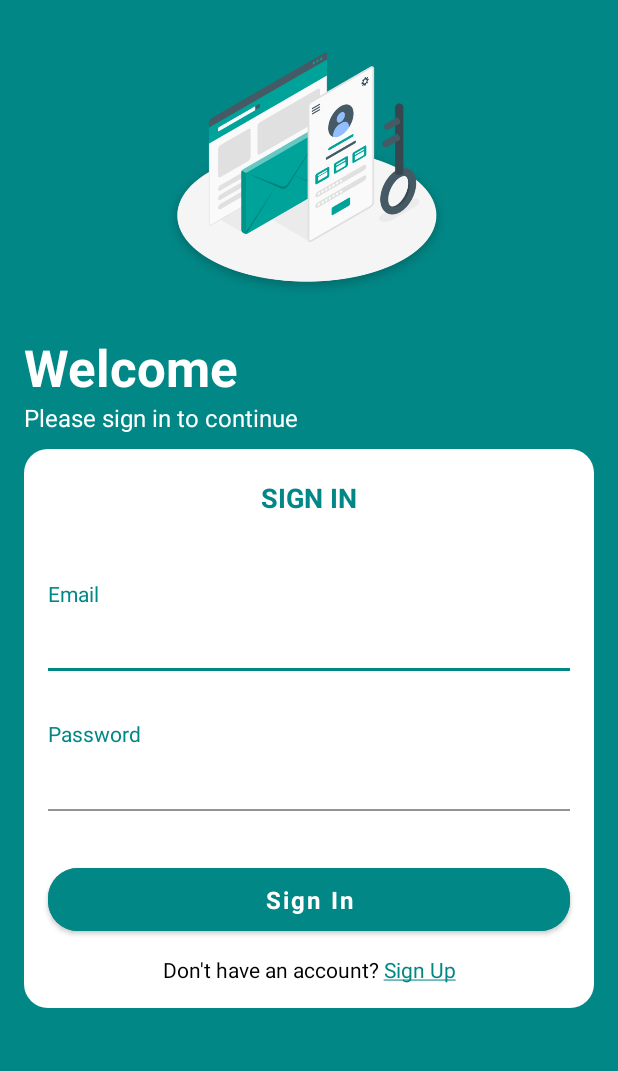
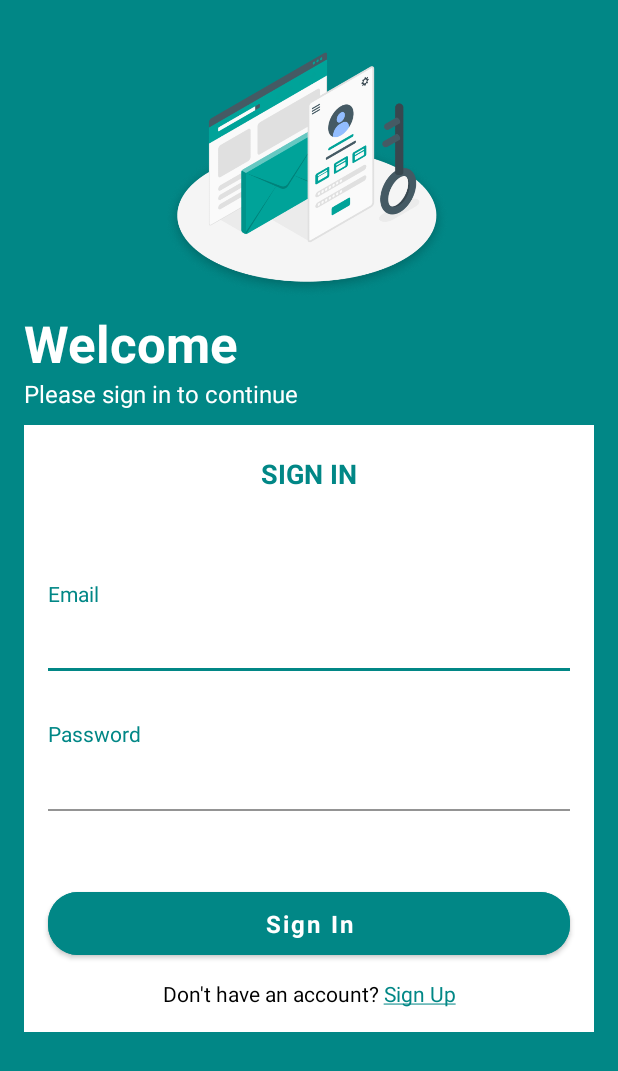
Before and after one commit to kuSaku-Bangkit-Academy-2024/mobile, an Android app: the screen it shows after launch (LoginActivity), on a phone screen of 412 x 824 dp. Shown: the top 1071 px of the screen. Run offline under Robolectric (Android 15) with nearby library versions, the phone set to English and light mode, and no system bars.

Commit message:
update ui login

```diff
--- a/app/src/main/res/layout/activity_login.xml
+++ b/app/src/main/res/layout/activity_login.xml
@@ -27,7 +27,6 @@
         android:layout_height="wrap_content"
         android:layout_marginStart="@dimen/activity_horizontal_margin"
         android:layout_marginEnd="@dimen/activity_horizontal_margin"
-        android:layout_marginTop="@dimen/activity_vertical_margin"
         android:text="@string/welcome"
         android:textColor="@color/white"
         android:textStyle="bold"
@@ -56,7 +55,7 @@
         android:layout_marginEnd="@dimen/activity_horizontal_margin"
         android:orientation="vertical"
         android:paddingTop="10dp"
-        android:background="@drawable/bg_rounded"
+        android:background="@color/white"
         app:layout_constraintEnd_toEndOf="parent"
         app:layout_constraintStart_toStartOf="parent"
         app:layout_constraintTop_toBottomOf="@id/tv_subtitle_login">
@@ -79,7 +78,7 @@
             android:layout_width="wrap_content"
             android:layout_height="wrap_content"
             android:layout_marginStart="@dimen/activity_horizontal_margin"
-            android:layout_marginTop="@dimen/activity_vertical_margin"
+            android:layout_marginTop="@dimen/activity_vertical_margin2"
             android:text="@string/email"
             android:textColor="@color/teal_700" />
 
@@ -134,7 +133,7 @@
             android:layout_height="54dp"
             android:layout_marginStart="@dimen/activity_horizontal_margin"
             android:layout_marginEnd="@dimen/activity_horizontal_margin"
-            android:layout_marginTop="@dimen/activity_vertical_margin"
+            android:layout_marginTop="@dimen/activity_vertical_margin2"
             android:text="@string/button_sign_in"
             android:textColor="@color/white"
             android:backgroundTint="@color/teal_700"
--- a/app/src/main/res/values/dimens.xml
+++ b/app/src/main/res/values/dimens.xml
@@ -1,6 +1,8 @@
 <resources>
     <!-- Default screen margins, per the Android Design guidelines. -->
     <dimen name="activity_horizontal_margin">16dp</dimen>
+    <dimen name="activity_horizontal_margin2">32dp</dimen>
     <dimen name="activity_vertical_margin">16dp</dimen>
+    <dimen name="activity_vertical_margin2">32dp</dimen>
     <dimen name="corner_radius">20dp</dimen>
 </resources>
```
